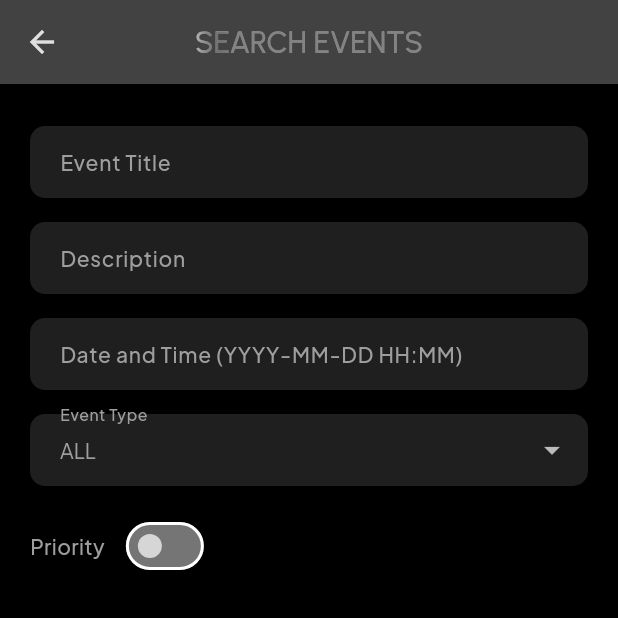
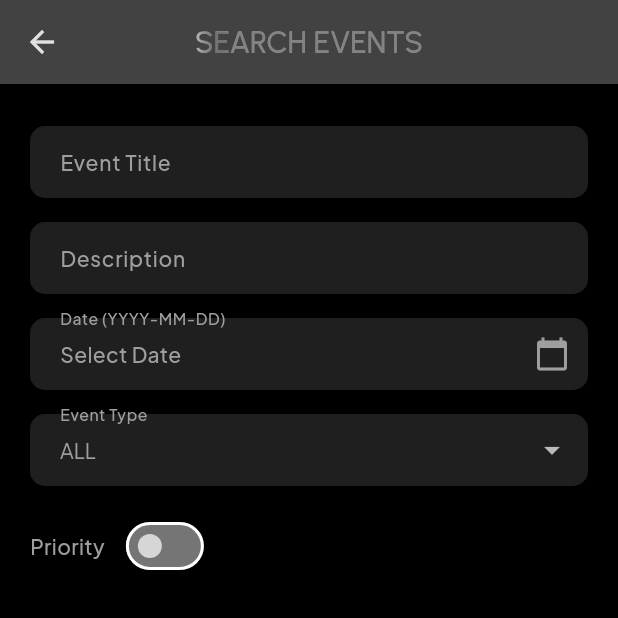
Before and after one commit to DavidMonteroCuesta/TFG-DAM_EVENTIFY, a Flutter app: the EventSearchScreen screen opened directly, on a phone screen of 412 x 824 dp, the top half of it. Run offline on Flutter 3.47's test engine with Material 3 defaults, Android fonts, the phone set to English and light mode, and no system bars; our stand-ins replace cloud_firestore, firebase_auth, firebase_core, get_it, google_fonts, google_sign_in; accounts and stored records are empty.

Commit message:
SEARCH PER DAY REACHED

```diff
--- a/PROJECT/eventify/lib/calendar/presentation/screen/search_events_screen.dart
+++ b/PROJECT/eventify/lib/calendar/presentation/screen/search_events_screen.dart
@@ -11,6 +11,7 @@ import 'package:eventify/common/theme/fonts/text_styles.dart';
 import 'package:eventify/di/service_locator.dart';
 import 'package:flutter/material.dart';
 import 'package:intl/intl.dart';
+import 'package:eventify/common/theme/colors/colors.dart';
 
 class EventSearchScreen extends StatefulWidget {
   const EventSearchScreen({super.key});
@@ -23,7 +24,7 @@ class _EventSearchScreenState extends State<EventSearchScreen> {
   final _formKey = GlobalKey<FormState>();
   final _titleSearchController = TextEditingController();
   final _descriptionSearchController = TextEditingController();
-  final _dateTimeSearchController = TextEditingController();
+  DateTime? _selectedSearchDate;
   EventType _selectedEventType = EventType.all;
   final _locationSearchController = TextEditingController();
   final _subjectSearchController = TextEditingController();
@@ -41,11 +42,11 @@ class _EventSearchScreenState extends State<EventSearchScreen> {
     _loadEvents();
     _titleSearchController.addListener(_searchEvents);
     _descriptionSearchController.addListener(_searchEvents);
-    _dateTimeSearchController.addListener(_searchEvents);
+    // No necesitamos un listener para _dateTimeSearchController, ya que usaremos un DatePicker
     _locationSearchController.addListener(_searchEvents);
     _subjectSearchController.addListener(_searchEvents);
     _withPersonSearchController.addListener(_searchEvents);
-    _searchEvents();
+    _searchEvents(); // Llamada inicial para mostrar todos los eventos
   }
 
   @override
@@ -59,10 +60,48 @@ class _EventSearchScreenState extends State<EventSearchScreen> {
       setState(() => _searchResults = _eventViewModel.events);
     } catch (e) {
       if (context.mounted) {
-        ScaffoldMessenger.of(context).showSnackBar(SnackBar(
-            content: Text('Failed to load events: ${e.toString()}')));
+        ScaffoldMessenger.of(context).showSnackBar(
+          SnackBar(content: Text('Failed to load events: ${e.toString()}')),
+        );
       }
     }
+  }
+
+  Future<void> _selectSearchDate(BuildContext context) async {
+    final DateTime? picked = await showDatePicker(
+      context: context,
+      initialDate: _selectedSearchDate ?? DateTime.now(),
+      firstDate: DateTime(2023),
+      lastDate: DateTime(2026),
+      builder: (BuildContext context, Widget? child) {
+        return Theme(
+          data: ThemeData.dark().copyWith(
+            primaryColor: AppColors.primaryContainer,
+            hintColor: AppColors.secondary,
+            colorScheme: ColorScheme.dark(
+              primary: AppColors.primaryContainer,
+            ).copyWith(secondary: AppColors.secondary),
+            buttonTheme: const ButtonThemeData(
+              textTheme: ButtonTextTheme.primary,
+            ),
+          ),
+          child: child!,
+        );
+      },
+    );
+    if (picked != null && picked != _selectedSearchDate) {
+      setState(() {
+        _selectedSearchDate = picked;
+        _searchEvents(); // Vuelve a buscar al seleccionar una fecha
+      });
+    }
+  }
+
+  void _clearSearchDate() {
+    setState(() {
+      _selectedSearchDate = null;
+      _searchEvents(); // Vuelve a buscar al borrar la fecha
+    });
   }
 
   void _searchEvents() {
@@ -72,31 +111,47 @@ class _EventSearchScreenState extends State<EventSearchScreen> {
 
       final title = _titleSearchController.text;
       final description = _descriptionSearchController.text;
-      final dateTime = _dateTimeSearchController.text; // Changed to dateTime
 
       if (title.isNotEmpty) {
-        results = results
-            .where((event) =>
-                event.title.toLowerCase().contains(title.toLowerCase()))
+        results =
+            results
+                .where(
+                  (event) =>
+                      event.title.toLowerCase().contains(title.toLowerCase()),
+                )
                 .toList();
       }
       if (description.isNotEmpty) {
-        results = results
-            .where((event) => event.description?.toLowerCase().contains(description.toLowerCase()) ?? false)
+        results =
+            results
+                .where(
+                  (event) =>
+                      event.description?.toLowerCase().contains(
+                        description.toLowerCase(),
+                      ) ??
+                      false,
+                )
                 .toList();
       }
-      if (dateTime.isNotEmpty) { // Changed to dateTime
-        DateTime? parsedDateTime = DateTime.tryParse(dateTime);
-        results = results.where((event) {
-          if (event.dateTime != null && parsedDateTime != null) {
-            return DateFormat('yyyy/MM/dd HH:mm').format(event.dateTime!.toDate()) ==
-                DateFormat('yyyy/MM/dd HH:mm').format(parsedDateTime);
+      if (_selectedSearchDate != null) {
+        // Filtra por la fecha seleccionada
+        results =
+            results.where((event) {
+              if (event.dateTime != null) {
+                // Compara solo la fecha (año, mes, día), ignorando la hora
+                return event.dateTime!.toDate().year ==
+                        _selectedSearchDate!.year &&
+                    event.dateTime!.toDate().month ==
+                        _selectedSearchDate!.month &&
+                    event.dateTime!.toDate().day == _selectedSearchDate!.day;
               }
               return false;
             }).toList();
       }
-      if (_selectedEventType != EventType.task) {
-        results = results.where((event) {
+      if (_selectedEventType != EventType.all) {
+        // Cambiado de EventType.task a EventType.all para incluir todos los tipos
+        results =
+            results.where((event) {
               if (_selectedEventType == EventType.meeting &&
                   event is MeetingEvent) {
                 return true;
@@ -109,9 +164,8 @@ class _EventSearchScreenState extends State<EventSearchScreen> {
               } else if (_selectedEventType == EventType.appointment &&
                   event is AppointmentEvent) {
                 return true;
-          } else if (_selectedEventType == EventType.all) {
-            return true;
-          } else if (_selectedEventType == EventType.task &&
+              } else if (_selectedEventType ==
+                      EventType.task && // Maneja el caso de Task explícitamente
                   event is! MeetingEvent &&
                   event is! ExamEvent &&
                   event is! ConferenceEvent &&
@@ -121,27 +175,32 @@ class _EventSearchScreenState extends State<EventSearchScreen> {
               return false;
             }).toList();
       }
-      if (_enablePriorityFilter &&
-          _selectedPriority != null) { // Usa _enablePriorityFilter
+      if (_enablePriorityFilter && _selectedPriority != null) {
         results =
-            results.where((event) => event.priority == _selectedPriority).toList();
+            results
+                .where((event) => event.priority == _selectedPriority)
+                .toList();
       }
       if (_selectedEventType == EventType.meeting ||
           _selectedEventType == EventType.conference ||
           _selectedEventType == EventType.appointment) {
         if (_locationSearchController.text.isNotEmpty) {
-          results = results.where((event) {
+          results =
+              results.where((event) {
                 if (event is MeetingEvent) {
                   return event.location?.toLowerCase().contains(
-                      _locationSearchController.text.toLowerCase()) ??
+                        _locationSearchController.text.toLowerCase(),
+                      ) ??
                       false;
                 } else if (event is ConferenceEvent) {
                   return event.location?.toLowerCase().contains(
-                      _locationSearchController.text.toLowerCase()) ??
+                        _locationSearchController.text.toLowerCase(),
+                      ) ??
                       false;
                 } else if (event is AppointmentEvent) {
                   return event.location?.toLowerCase().contains(
-                      _locationSearchController.text.toLowerCase()) ??
+                        _locationSearchController.text.toLowerCase(),
+                      ) ??
                       false;
                 }
                 return false;
@@ -150,10 +209,12 @@ class _EventSearchScreenState extends State<EventSearchScreen> {
       }
       if (_selectedEventType == EventType.exam) {
         if (_subjectSearchController.text.isNotEmpty) {
-          results = results.where((event) {
+          results =
+              results.where((event) {
                 if (event is ExamEvent) {
                   return event.subject?.toLowerCase().contains(
-                      _subjectSearchController.text.toLowerCase()) ??
+                        _subjectSearchController.text.toLowerCase(),
+                      ) ??
                       false;
                 }
                 return false;
@@ -162,11 +223,13 @@ class _EventSearchScreenState extends State<EventSearchScreen> {
       }
       if (_selectedEventType == EventType.appointment) {
         if (_withPersonYesNoSearch) {
-          results = results.where((event) {
+          results =
+              results.where((event) {
                 if (event is AppointmentEvent) {
                   return event.withPersonYesNo &&
                       (event.withPerson?.toLowerCase().contains(
-                          _withPersonSearchController.text.toLowerCase()) ??
+                            _withPersonSearchController.text.toLowerCase(),
+                          ) ??
                           false);
                 }
                 return false;
@@ -181,7 +244,6 @@ class _EventSearchScreenState extends State<EventSearchScreen> {
   void dispose() {
     _titleSearchController.dispose();
     _descriptionSearchController.dispose();
-    _dateTimeSearchController.dispose(); // Changed to dateTime
     _locationSearchController.dispose();
     _subjectSearchController.dispose();
     _withPersonSearchController.dispose();
@@ -228,9 +290,65 @@ class _EventSearchScreenState extends State<EventSearchScreen> {
                 controller: _descriptionSearchController,
                 labelText: 'Description',
               ),
-              _buildSearchField(
-                controller: _dateTimeSearchController, // Changed to dateTime
-                labelText: 'Date and Time (YYYY-MM-DD HH:MM)',
+              // Nuevo campo de selección de fecha
+              Padding(
+                padding: const EdgeInsets.symmetric(vertical: 8.0),
+                child: InkWell(
+                  onTap: () => _selectSearchDate(context),
+                  child: InputDecorator(
+                    decoration: InputDecoration(
+                      labelText: 'Date (YYYY-MM-DD)',
+                      labelStyle: TextStyles.plusJakartaSansSubtitle2,
+                      border: OutlineInputBorder(
+                        borderRadius: BorderRadius.circular(10.0),
+                        borderSide: BorderSide.none,
+                      ),
+                      focusedBorder: OutlineInputBorder(
+                        borderRadius: BorderRadius.circular(10.0),
+                        borderSide: const BorderSide(
+                          color: Color.fromRGBO(105, 240, 174, 1),
+                          width: 1.5,
+                        ),
+                      ),
+                      enabledBorder: OutlineInputBorder(
+                        borderRadius: BorderRadius.circular(10.0),
+                        borderSide: BorderSide.none,
+                      ),
+                      contentPadding: const EdgeInsets.symmetric(
+                        horizontal: 16.0,
+                        vertical: 12.0,
+                      ),
+                      filled: true,
+                      fillColor: const Color(0xFF1F1F1F),
+                      suffixIcon:
+                          _selectedSearchDate != null
+                              ? IconButton(
+                                icon: const Icon(
+                                  Icons.clear,
+                                  color: Colors.grey,
+                                ),
+                                onPressed: _clearSearchDate,
+                              )
+                              : const Icon(
+                                Icons.calendar_today,
+                                color: Colors.grey,
+                              ),
+                    ),
+                    child: Text(
+                      _selectedSearchDate != null
+                          ? DateFormat(
+                            'yyyy-MM-dd',
+                          ).format(_selectedSearchDate!)
+                          : 'Select Date',
+                      // Aplica el estilo de subtítulo si no hay fecha seleccionada,
+                      // de lo contrario, aplica el estilo de cuerpo principal.
+                      style:
+                          _selectedSearchDate != null
+                              ? TextStyles.plusJakartaSansBody1
+                              : TextStyles.plusJakartaSansSubtitle2,
+                    ),
+                  ),
+                ),
               ),
               _buildDropdownField(
                 value: _selectedEventType,
@@ -242,7 +360,8 @@ class _EventSearchScreenState extends State<EventSearchScreen> {
                     });
                   }
                 },
-                items: EventType.values.map<DropdownMenuItem<EventType>>((
+                items:
+                    EventType.values.map<DropdownMenuItem<EventType>>((
                       EventType value,
                     ) {
                       return DropdownMenuItem<EventType>(
@@ -282,7 +401,8 @@ class _EventSearchScreenState extends State<EventSearchScreen> {
                 const SizedBox(height: 10.0),
                 Column(
                   crossAxisAlignment: CrossAxisAlignment.start,
-                  children: _searchResults.map((event) {
+                  children:
+                      _searchResults.map((event) {
                         String eventTypeString = 'N/A';
                         if (event is MeetingEvent) {
                           eventTypeString = 'Meeting';
@@ -295,8 +415,11 @@ class _EventSearchScreenState extends State<EventSearchScreen> {
                         } else {
                           eventTypeString = 'Task';
                         }
-                    String formattedDateTime = event.dateTime != null
-                        ? DateFormat('yyyy/MM/dd HH:mm').format(event.dateTime!.toDate())
+                        String formattedDateTime =
+                            event.dateTime != null
+                                ? DateFormat(
+                                  'yyyy/MM/dd HH:mm',
+                                ).format(event.dateTime!.toDate())
                                 : 'N/A';
 
                         return Padding(
@@ -308,8 +431,9 @@ class _EventSearchScreenState extends State<EventSearchScreen> {
                               decoration: BoxDecoration(
                                 color: const Color(0xFF1F1F1F),
                                 borderRadius: BorderRadius.circular(8.0),
-                            border:
-                                Border.all(color: outlineColor.withOpacity(0.3)),
+                                border: Border.all(
+                                  color: outlineColor.withOpacity(0.3),
+                                ),
                               ),
                               child: Column(
                                 crossAxisAlignment: CrossAxisAlignment.start,
@@ -321,7 +445,7 @@ class _EventSearchScreenState extends State<EventSearchScreen> {
                                   ),
                                   const SizedBox(height: 4.0),
                                   Text(
-                                'Date and Time: $formattedDateTime', // Changed to dateTime
+                                    'Date and Time: $formattedDateTime',
                                     style: TextStyles.plusJakartaSansBody2,
                                   ),
                                   const SizedBox(height: 4.0),
@@ -372,15 +496,19 @@ class _EventSearchScreenState extends State<EventSearchScreen> {
           ),
           focusedBorder: OutlineInputBorder(
             borderRadius: BorderRadius.circular(10.0),
-            borderSide:
-                const BorderSide(color: Color.fromRGBO(105, 240, 174, 1), width: 1.5),
+            borderSide: const BorderSide(
+              color: Color.fromRGBO(105, 240, 174, 1),
+              width: 1.5,
+            ),
           ),
           enabledBorder: OutlineInputBorder(
             borderRadius: BorderRadius.circular(10.0),
             borderSide: BorderSide.none,
           ),
-          contentPadding:
-              const EdgeInsets.symmetric(horizontal: 16.0, vertical: 12.0),
+          contentPadding: const EdgeInsets.symmetric(
+            horizontal: 16.0,
+            vertical: 12.0,
+          ),
           filled: true,
           fillColor: const Color(0xFF1F1F1F),
         ),
@@ -409,15 +537,19 @@ class _EventSearchScreenState extends State<EventSearchScreen> {
           ),
           focusedBorder: OutlineInputBorder(
             borderRadius: BorderRadius.circular(10.0),
-            borderSide:
-                const BorderSide(color: Color.fromRGBO(105, 240, 174, 1), width: 1.5),
+            borderSide: const BorderSide(
+              color: Color.fromRGBO(105, 240, 174, 1),
+              width: 1.5,
+            ),
           ),
           enabledBorder: OutlineInputBorder(
             borderRadius: BorderRadius.circular(10.0),
             borderSide: BorderSide.none,
           ),
-          contentPadding:
-              const EdgeInsets.symmetric(horizontal: 16.0, vertical: 12.0),
+          contentPadding: const EdgeInsets.symmetric(
+            horizontal: 16.0,
+            vertical: 12.0,
+          ),
           filled: true,
           fillColor: const Color(0xFF1F1F1F),
         ),
@@ -434,10 +566,7 @@ class _EventSearchScreenState extends State<EventSearchScreen> {
         children: [
           Row(
             children: [
-              Text(
-                'Priority',
-                style: TextStyles.plusJakartaSansSubtitle2,
-              ),
+              Text('Priority', style: TextStyles.plusJakartaSansSubtitle2),
               const SizedBox(width: 10),
               Switch(
                 value: _enablePriorityFilter,
@@ -451,8 +580,12 @@ class _EventSearchScreenState extends State<EventSearchScreen> {
                     _searchEvents();
                   });
                 },
-                activeColor:
-                    const Color.fromRGBO(105, 240, 174, 1).withOpacity(0.8),
+                activeColor: const Color.fromRGBO(
+                  105,
+                  240,
+                  174,
+                  1,
+                ).withOpacity(0.8),
                 inactiveTrackColor: Colors.grey[600],
                 inactiveThumbColor: Colors.grey[350],
               ),
@@ -468,22 +601,26 @@ class _EventSearchScreenState extends State<EventSearchScreen> {
                   'CRITICAL',
                   Priority.critical,
                   const Color.fromRGBO(105, 240, 174, 1).withOpacity(0.8),
-                    const Color(0xFF0F0F0F)),
+                  const Color(0xFF0F0F0F),
+                ),
                 _buildPriorityOption(
                   'HIGH',
                   Priority.high,
                   const Color.fromRGBO(105, 240, 174, 1).withOpacity(0.8),
-                    const Color(0xFF0F0F0F)),
+                  const Color(0xFF0F0F0F),
+                ),
                 _buildPriorityOption(
                   'MEDIUM',
                   Priority.medium,
                   const Color.fromRGBO(105, 240, 174, 1).withOpacity(0.8),
-                    const Color(0xFF0F0F0F)),
+                  const Color(0xFF0F0F0F),
+                ),
                 _buildPriorityOption(
                   'LOW',
                   Priority.low,
                   const Color.fromRGBO(105, 240, 174, 1).withOpacity(0.8),
-                    const Color(0xFF0F0F0F)),
+                  const Color(0xFF0F0F0F),
+                ),
               ],
             ),
           ),
@@ -492,31 +629,34 @@ class _EventSearchScreenState extends State<EventSearchScreen> {
     );
   }
 
-  Widget _buildPriorityOption(String label, Priority priority,
-      Color backgroundColor, Color textColor) {
+  Widget _buildPriorityOption(
+    String label,
+    Priority priority,
+    Color backgroundColor,
+    Color textColor,
+  ) {
     final isSelected = _selectedPriority == priority;
     return ChoiceChip(
-      label: Text(label,
+      label: Text(
+        label,
         style: TextStyle(
-              color: isSelected ? textColor : Colors.black87.withOpacity(0.8))),
+          color: isSelected ? textColor : Colors.black87.withOpacity(0.8),
+        ),
+      ),
       selected: isSelected,
       onSelected: (bool selected) {
         setState(() {
           if (selected) {
-            _selectedPriority =
-                _selectedPriority == priority ? null : priority;
+            _selectedPriority = _selectedPriority == priority ? null : priority;
             _searchEvents();
           }
         });
       },
       backgroundColor: backgroundColor.withOpacity(0.3),
       selectedColor: backgroundColor,
-      shape: RoundedRectangleBorder(
-          borderRadius: BorderRadius.circular(8.0)),
-      side: BorderSide(
-          color: isSelected ? backgroundColor : Colors.grey[300]!),
-      labelPadding:
-          const EdgeInsets.symmetric(horizontal: 12, vertical: 8),
+      shape: RoundedRectangleBorder(borderRadius: BorderRadius.circular(8.0)),
+      side: BorderSide(color: isSelected ? backgroundColor : Colors.grey[300]!),
+      labelPadding: const EdgeInsets.symmetric(horizontal: 12, vertical: 8),
     );
   }
 
@@ -565,15 +705,19 @@ class _EventSearchScreenState extends State<EventSearchScreen> {
                   ),
                   focusedBorder: OutlineInputBorder(
                     borderRadius: BorderRadius.circular(10.0),
-                    borderSide:
-                        const BorderSide(color: secondaryColor, width: 1.5),
+                    borderSide: const BorderSide(
+                      color: secondaryColor,
+                      width: 1.5,
+                    ),
                   ),
                   enabledBorder: OutlineInputBorder(
                     borderRadius: BorderRadius.circular(10.0),
                     borderSide: BorderSide.none,
                   ),
                   contentPadding: const EdgeInsets.symmetric(
-                      horizontal: 16.0, vertical: 12.0),
+                    horizontal: 16.0,
+                    vertical: 12.0,
+                  ),
                   filled: true,
                   fillColor: const Color(0xFF1F1F1F),
                 ),
```
Lines whose indentation alone changed are shown as unchanged.
